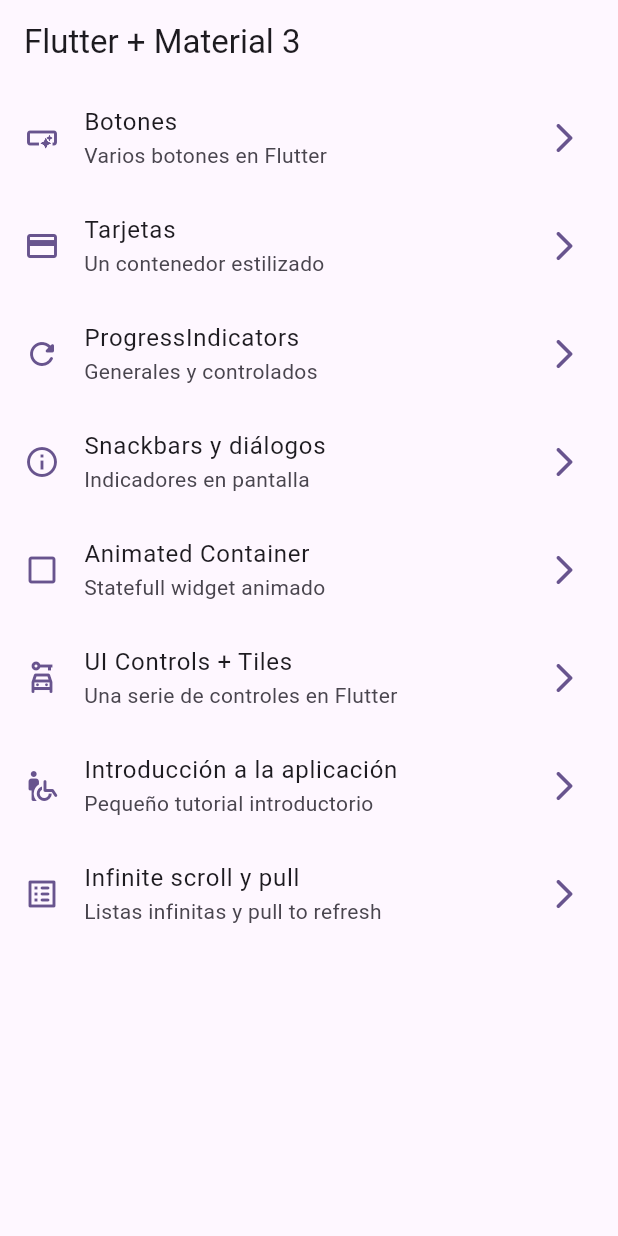
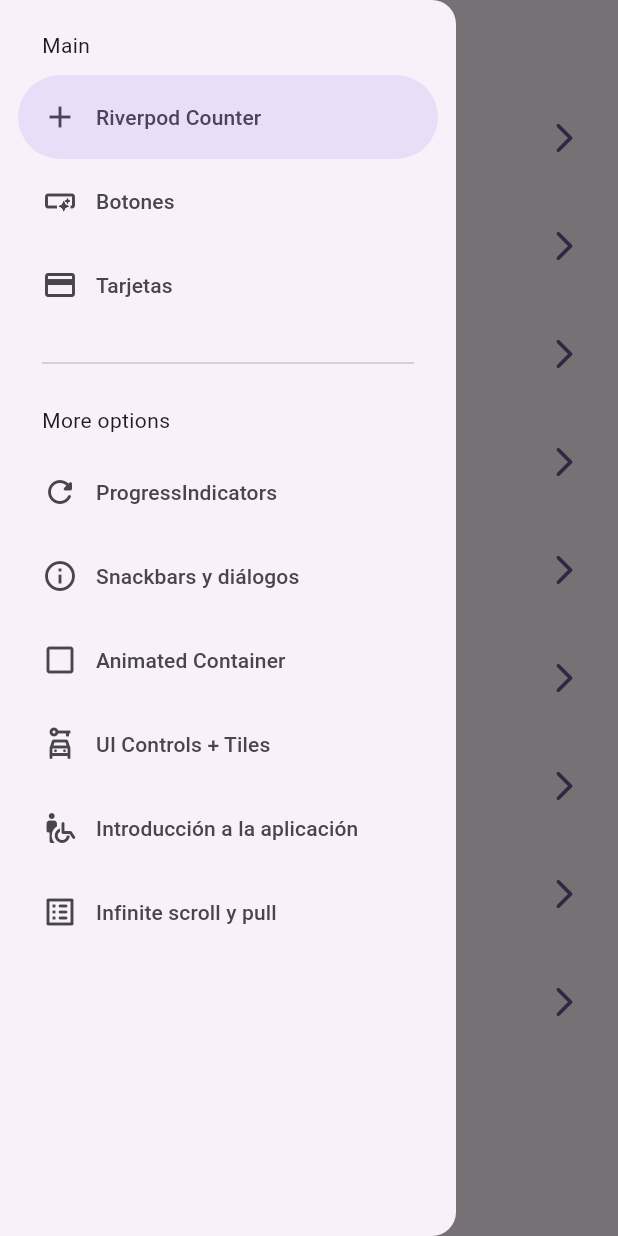
Before and after one commit to gabrielvejar/widgets_app, a Flutter app: the screen it shows after launch, with the side drawer open (before the commit the screen has no drawer), on a phone screen of 412 x 824 dp. Run offline on Flutter 3.47's test engine with Material 3 defaults, Android fonts, the phone set to English and light mode, and no system bars; our stand-ins replace animate_do, go_router.

```diff
--- a/lib/config/menu/menu_items.dart
+++ b/lib/config/menu/menu_items.dart
@@ -15,6 +15,12 @@ class MenuItem {
 }
 
 const appMenuItems = <MenuItem>[
+  MenuItem(
+    title: 'Riverpod Counter',
+    subtitle: 'Introducción a Riverpod',
+    link: '/counter',
+    icon: Icons.add
+  ),
   MenuItem(
     title: 'Botones',
     subtitle: 'Varios botones en Flutter',
--- a/lib/config/router/app_router.dart
+++ b/lib/config/router/app_router.dart
@@ -8,7 +8,7 @@ final appRouter = GoRouter(
     GoRoute(
       path: '/',
       name: HomeScreen.name,
-      builder: (context, state) => const HomeScreen(),
+      builder: (context, state) => HomeScreen(),
     ),
     GoRoute(
       path: '/buttons',
@@ -50,5 +50,10 @@ final appRouter = GoRouter(
       name: InfiniteScrollScreen.name,
       builder: (context, state) => const InfiniteScrollScreen(),
     ),
+    GoRoute(
+      path: '/counter',
+      name: CounterScreen.name,
+      builder: (context, state) => const CounterScreen(),
+    ),
   ],
 );
--- /dev/null
+++ b/lib/presentation/screens/counter/counter_screen.dart
@@ -0,0 +1,21 @@
+import 'package:flutter/material.dart';
+
+class CounterScreen extends StatelessWidget {
+  static const name = 'counter_screen';
+
+  const CounterScreen({super.key});
+
+  @override
+  Widget build(BuildContext context) {
+    return Scaffold(
+      appBar: AppBar(title: const Text('Counter Screen')),
+      body: Center(
+        child: Text('Valor: 10', style: Theme.of(context).textTheme.titleLarge),
+      ),
+      floatingActionButton: FloatingActionButton(
+        onPressed: () {},
+        child: const Icon(Icons.add),
+      ),
+    );
+  }
+}
--- a/lib/presentation/screens/home/home_screen.dart
+++ b/lib/presentation/screens/home/home_screen.dart
@@ -1,20 +1,25 @@
 import 'package:flutter/material.dart';
 import 'package:go_router/go_router.dart';
 import 'package:widgets_app/config/menu/menu_items.dart';
+import 'package:widgets_app/presentation/widgets/side_menu.dart';
 
 class HomeScreen extends StatelessWidget {
 
   static const String name = 'home_screen';
 
-  const HomeScreen({super.key});
+  final scaffoldKey = GlobalKey<ScaffoldState>();
+
+  HomeScreen({super.key});
 
   @override
   Widget build(BuildContext context) {
     return Scaffold(
+      key: scaffoldKey,
       appBar: AppBar(
         title: const Text('Flutter + Material 3'),
       ),
       body: _HomeView(),
+      drawer: SideMenu( scaffoldKey: scaffoldKey),
     );
   }
 }
--- a/lib/presentation/screens/screens.dart
+++ b/lib/presentation/screens/screens.dart
@@ -1,3 +1,4 @@
+export 'package:widgets_app/presentation/screens/counter/counter_screen.dart';
 export 'package:widgets_app/presentation/screens/animated/animated_screen.dart';
 export 'package:widgets_app/presentation/screens/app_tutorial/app_tutorial_screen.dart';
 export 'package:widgets_app/presentation/screens/buttons/buttons_screen.dart';
--- /dev/null
+++ b/lib/presentation/widgets/side_menu.dart
@@ -0,0 +1,80 @@
+import 'package:flutter/material.dart';
+import 'package:go_router/go_router.dart';
+import 'package:widgets_app/config/menu/menu_items.dart';
+
+class SideMenu extends StatefulWidget {
+  final GlobalKey<ScaffoldState> scaffoldKey;
+
+  const SideMenu({super.key, required this.scaffoldKey});
+
+  @override
+  State<SideMenu> createState() => _SideMenuState();
+}
+
+class _SideMenuState extends State<SideMenu> {
+  int navDrawerIndex = 0;
+
+  @override
+  Widget build(BuildContext context) {
+    final hasNotch = MediaQuery.of(context).viewPadding.top > 35;
+
+    // if (Platform.isAndroid) {
+    //   print('Android: $hasNotch');
+    // } else {
+    //   print('iPhone: $hasNotch');
+    // }
+
+    return NavigationDrawer(
+      selectedIndex: navDrawerIndex,
+      onDestinationSelected: (value) {
+        setState(() {
+          navDrawerIndex = value;
+        });
+
+        final menuItem = appMenuItems[value];
+        // context.pop();
+        // context
+        //   ..pop()
+        //   ..push(menuItem.link);
+
+        context.push(menuItem.link);
+
+        widget.scaffoldKey.currentState?.closeDrawer();
+
+      },
+      children: [
+        Padding(
+          padding: EdgeInsetsGeometry.fromLTRB(28, hasNotch ? 0 : 20, 16, 10),
+          child: const Text('Main'),
+        ),
+
+        ...appMenuItems
+            .sublist(0, 3)
+            .map(
+              (e) => NavigationDrawerDestination(
+                icon: Icon(e.icon),
+                label: Text(e.title),
+              ),
+            ),
+        const Padding(
+          padding: EdgeInsetsGeometry.fromLTRB(28, 16, 28, 10),
+          child: Divider(),
+        ),
+
+        const Padding(
+          padding: EdgeInsetsGeometry.fromLTRB(28, 10, 16, 10),
+          child: Text('More options'),
+        ),
+
+        ...appMenuItems
+            .sublist(3)
+            .map(
+              (e) => NavigationDrawerDestination(
+                icon: Icon(e.icon),
+                label: Text(e.title),
+              ),
+            ),
+      ],
+    );
+  }
+}
```
